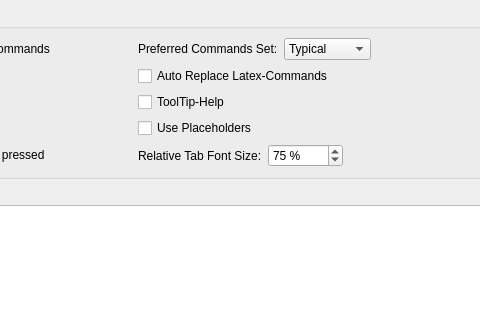
The window that configdialog.ui (svn2github/texstudio-trunk) describes before a commit, drawn with Qt 5; both pictures show x 532 to 1012 and y 0 to 320 of the 1116 by 674 pixel window.
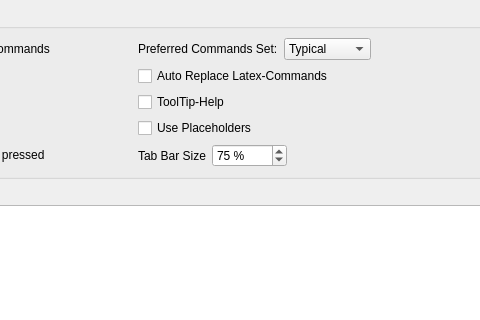
The same window after the commit. The open tabs and pages were chosen to show the change. Icons and pictures are not drawn.

Commit message: String corrections

Patch:
```diff
--- a/configdialog.ui
+++ b/configdialog.ui
@@ -1976,7 +1976,7 @@
                <string>Size of the command set tabs at the bottom or top of the completer</string>
               </property>
               <property name="text">
-               <string>Relative Tab Font Size:</string>
+               <string>Tab Bar Size</string>
               </property>
               <property name="advancedOption" stdset="0">
                <bool>true</bool>
```
Left out of the diff: 22 changed lines with no effect on the pictures. The commit also changes 1 other file.
